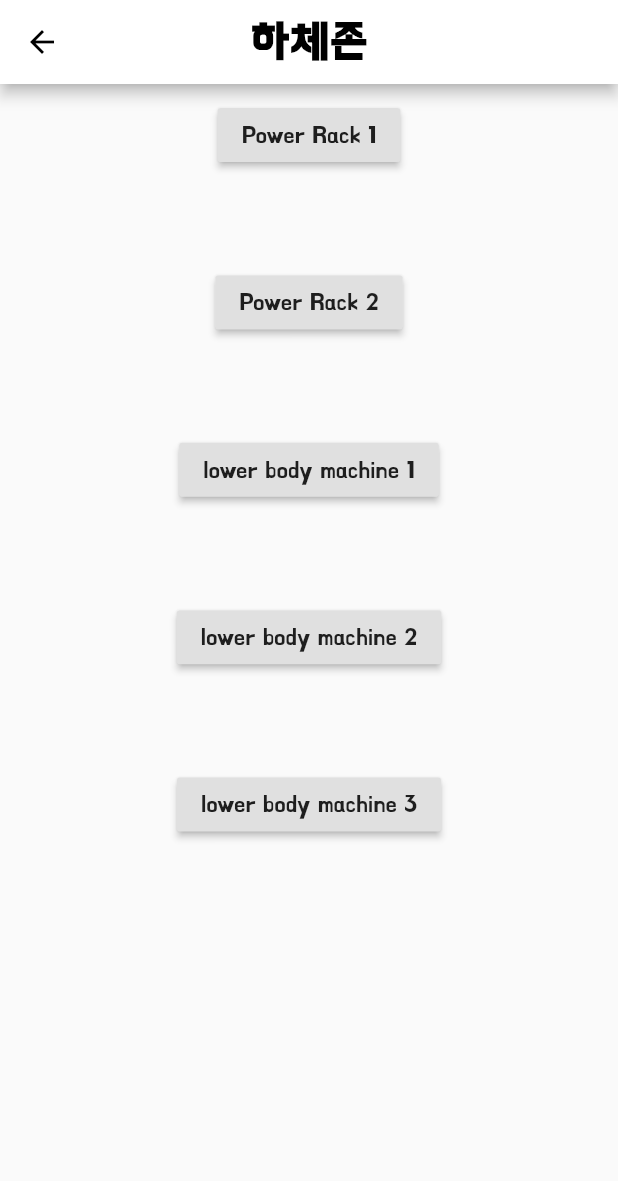
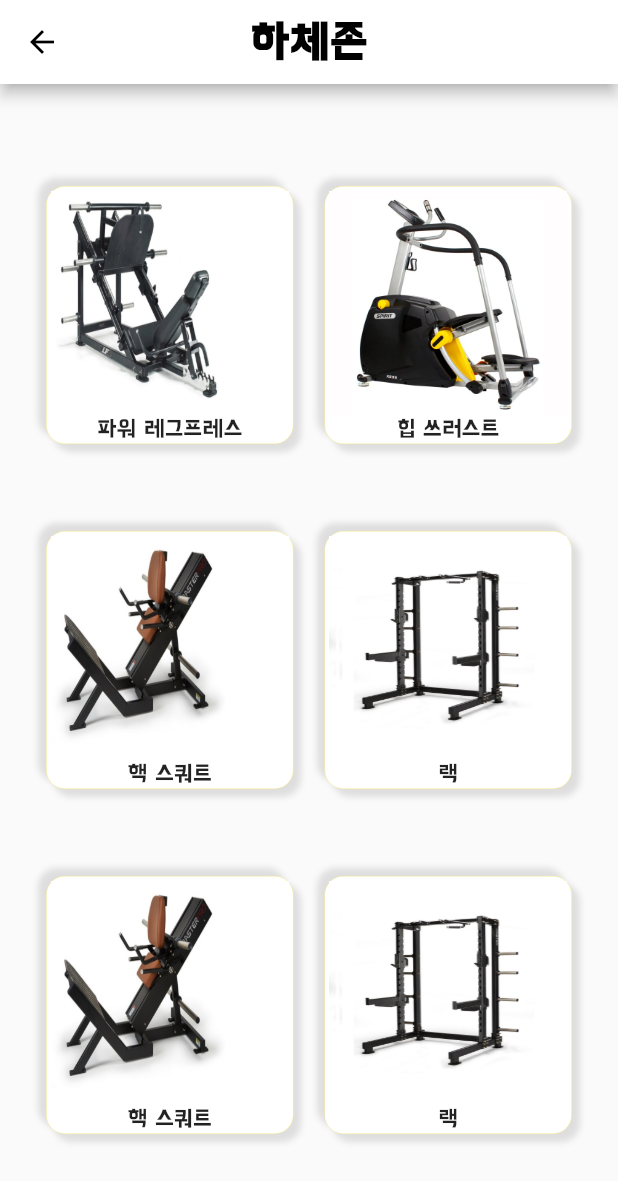
Before and after one commit to whl0526/MoveOut_Application, a Flutter app: the Reservation screen opened directly, after a tap on "하체 존", on a phone screen of 412 x 824 dp. Shown: the top 1181 px of the screen. Run offline on Flutter 3.47's test engine with Material 2 defaults, Android fonts, the phone set to English and light mode, and no system bars; our stand-ins replace convex_bottom_bar, table_calendar, timer_builder; missing offline and left inert: day_night_time_picker, flutter_timetable_view; network calls fail.

Commit message:
add icons_jpg change work_out -->aerobic add zone file(free_weight,middle_weight,squat)

```diff
--- a/lib/view/reservation.dart
+++ b/lib/view/reservation.dart
@@ -1,6 +1,9 @@
 import 'package:flutter/material.dart';
+import 'package:move_application/zone/free_weight.dart';
+import 'package:move_application/zone/middle_weight.dart';
+import 'package:move_application/zone/squat.dart';
 import 'package:table_calendar/table_calendar.dart';
-import 'package:move_application/work_out.dart';
+import 'package:move_application/zone/aerobic.dart';
 
 class Reservation extends StatefulWidget{
   @override
@@ -27,13 +30,13 @@ class _Reservation extends State<Reservation> {
                       InkWell(
                         onTap: () async{
                           final res = await Navigator.push(context,
-                              MaterialPageRoute(builder: (context) => work_out(space_name:'유산소' ,)));
+                              MaterialPageRoute(builder: (context) => aerobic(space_name:'유산소' ,)));
                         },
                         child:  buildCategory("images/treadmill.jpg", "유산소 존"),
                       ),InkWell(
                           onTap: () async{
                             final res = await Navigator.push(context,
-                                MaterialPageRoute(builder: (context) => work_out(space_name:'중앙 웨이트')));
+                                MaterialPageRoute(builder: (context) => middle_weight(space_name:'중앙 웨이트')));
                           },
                         child:  buildCategory("images/bench.jpg", "중앙 웨이트 존"),
                       ),
@@ -45,14 +48,14 @@ class _Reservation extends State<Reservation> {
                   InkWell(
                     onTap: () async{
                       final res = await Navigator.push(context,
-                          MaterialPageRoute(builder: (context) => work_out(space_name:'프리웨이트, 머신')));
+                          MaterialPageRoute(builder: (context) => free_weight(space_name:'프리웨이트, 머신')));
                     },
                     child:  buildCategory("images/deadlift.jpg", "프리웨이트, 머신 존"),
 
                   ),InkWell(
                     onTap: () async{
                       final res = await Navigator.push(context,
-                          MaterialPageRoute(builder: (context) => work_out(space_name:'하체')));
+                          MaterialPageRoute(builder: (context) => squat(space_name:'하체')));
                     },
                     child:  buildCategory("images/squat.jpg", "하체 존"),
                   ),
@@ -66,9 +69,13 @@ class _Reservation extends State<Reservation> {
 
     Widget buildCategory(String imageUrl, String title) {
       return Container(
-        width: (MediaQuery.of(context).size.width-90)/1.8,
+        width: (MediaQuery.of(context).size.width)*0.42,
         decoration: BoxDecoration(
-          borderRadius: BorderRadius.circular(16),
+          border: Border.all(
+              width: 0.2,
+              color:Colors.yellow,
+          ),
+          borderRadius: BorderRadius.circular(12.5),
           color:Colors.white,
           boxShadow: [
             BoxShadow(
@@ -84,7 +91,7 @@ class _Reservation extends State<Reservation> {
           ],
         ),
         child: Padding(
-          padding: const EdgeInsets.all(3.0),
+          padding: const EdgeInsets.all(5.0),
           child: Column(
             mainAxisAlignment: MainAxisAlignment.center,
             children: [
--- a/lib/work_out.dart
+++ b/lib/zone/squat.dart
@@ -2,17 +2,17 @@ import 'package:flutter/material.dart';
 import 'package:move_application/style/text_style.dart';
 import 'package:move_application/power_rack_1.dart';
 
-import 'appbar.dart';
+import '../appbar.dart';
 
-class work_out extends StatefulWidget{
+class squat extends StatefulWidget{
   final String space_name;
-  work_out({required this.space_name});
+  squat({required this.space_name});
   @override
-  _work_out createState() => _work_out();
+  _squat createState() => _squat();
 
 }
 
-class _work_out extends State<work_out> {
+class _squat extends State<squat> {
   int Today = DateTime.now().day;
   int Tomorrow =DateTime.now().add(const Duration(days: 1)).day;
   int The_day_after_tomorrow = DateTime.now().add(const Duration(days: 2)).day;
@@ -21,20 +21,20 @@ class _work_out extends State<work_out> {
   Widget build(BuildContext context) {
     return Scaffold(
       appBar: CustomAppbar(widget.space_name),
-      body: Center(
-        child: Column(
-          crossAxisAlignment: CrossAxisAlignment.center,
-          children: [
-            SizedBox(height: 10,),
-            Container(
-              height: MediaQuery.of(context).size.height * 0.6,
-              child: Column(
-                crossAxisAlignment: CrossAxisAlignment.center,
-                mainAxisAlignment: MainAxisAlignment.spaceBetween,
+      body:Container(
+        width: MediaQuery.of(context).size.width*1,
+        height: MediaQuery.of(context).size.height * 1,
+          padding:EdgeInsets.all(10),
+
+          child: Column(
+            mainAxisAlignment: MainAxisAlignment.spaceEvenly,
+            children: [
+            Row(
+                mainAxisAlignment: MainAxisAlignment.spaceEvenly,
                 children: [
-                  RaisedButton(
-                      child: Text('Power Rack 1'),
-                      onPressed: ()async{
+                  Container(
+                    child: InkWell(
+                      onTap: ()async{
                         showDialog(
                             context:context,
                             builder: (BuildContext context){
@@ -58,10 +58,7 @@ class _work_out extends State<work_out> {
                                             setState(()=> (selectedRadio=value!)
                                             );
                                           },
-
-
                                         );
-
                                       }),
                                     );
                                   },
@@ -78,32 +75,98 @@ class _work_out extends State<work_out> {
                                         MaterialPageRoute(builder: (context) => Power_Rack_1(day:_selected_day,)));
 
                                   }, child: Text('선택')),
-
                                 ],
                               );
-                        }
+                            }
                         );
 
+                      },
+                      child: buildCategory("icons/파워 레그프레스.jpg", "파워 레그프레스"),
+                    ),
+                  ),InkWell(
+                    onTap: () {
+                    },
+                    child: buildCategory("icons/스탭퍼.jpg", "힙 쓰러스트"),
+                  ),
+                ],
 
-                      }
-                  ),RaisedButton(
-                      child: Text('Power Rack 2'),
-                      onPressed: (){ }
-                  ),RaisedButton(
-                      child: Text('lower body machine 1'),
-                      onPressed: (){ }
-                  ),RaisedButton(
-                      child: Text('lower body machine 2'),
-                      onPressed: (){ }
-                  ),RaisedButton(
-                      child: Text('lower body machine 3'),
-                      onPressed: (){ }
+              ),
+              Row(
+                mainAxisAlignment: MainAxisAlignment.spaceEvenly,
+                children: [
+                  InkWell(
+                    onTap: () {
+                    },
+                    child:  buildCategory("icons/핵 스쿼트.jpg", "핵 스쿼트"),
+                  ),InkWell(
+                    onTap: () {
+                    },
+                    child:  buildCategory("icons/파워 렉.jpg", "랙"),
                   ),
                 ],
               ),
-            ),
+              Row(
+                mainAxisAlignment: MainAxisAlignment.spaceEvenly,
+                children: [
+                  InkWell(
+                    onTap: () {
+                    },
+                    child:  buildCategory("icons/핵 스쿼트.jpg", "핵 스쿼트"),
+                  ),InkWell(
+                    onTap: () {
+                    },
+                    child:  buildCategory("icons/파워 렉.jpg", "랙"),
+                  ),
+                ],
+              ),
+            ],
 
 
+
+          ),
+        ),
+
+
+
+
+
+
+
+    );
+  }
+  Widget buildCategory(String imageUrl, String title) {
+    return Container(
+     width: (MediaQuery.of(context).size.width)*0.40,
+      decoration: BoxDecoration(
+        border: Border.all(
+          width: 0.2,
+          color:Colors.yellow,
+        ),
+        borderRadius: BorderRadius.circular(12.5),
+        color:Colors.white,
+        boxShadow: [
+          BoxShadow(
+            blurRadius:3,
+            offset: Offset(5,5),
+            color: Colors.grey.withOpacity(0.3),
+          ),
+          BoxShadow(
+            blurRadius:3,
+            offset: Offset(-5,-5),
+            color: Colors.grey.withOpacity(0.3),
+          ),
+        ],
+      ),
+      child: Padding(
+        padding: const EdgeInsets.all(3),
+        child: Column(
+          mainAxisAlignment: MainAxisAlignment.center,
+          children: [
+            AspectRatio(
+              child: Image.asset(imageUrl, fit: BoxFit.fill,),
+              aspectRatio: 1 / 0.95,
+            ),
+            Text(title),
           ],
         ),
       ),
```
Also changed, not shown: lib/zone/aerobic.dart (added, +190 -0 lines), lib/zone/free_weight.dart (added, +176 -0 lines), lib/zone/middle_weight.dart (added, +190 -0 lines), icons/랫풀다운.jpg (added), icons/레그 익스텐션.jpg (added), icons/스미스 머신.jpg (added), icons/시티드 로우.jpg (added), icons/시티드 체스트프레스.jpg (added), icons/인클라인 벤치.jpg (added), icons/턱걸리 머신.jpg (added), icons/파워 레그프레스.jpg (added), icons/플라이.jpg (added), icons/플레이트로드 시티드 체스트프레스.jpg (added), icons/플레이트로드 풀다운.jpg (added), 1 more files.
